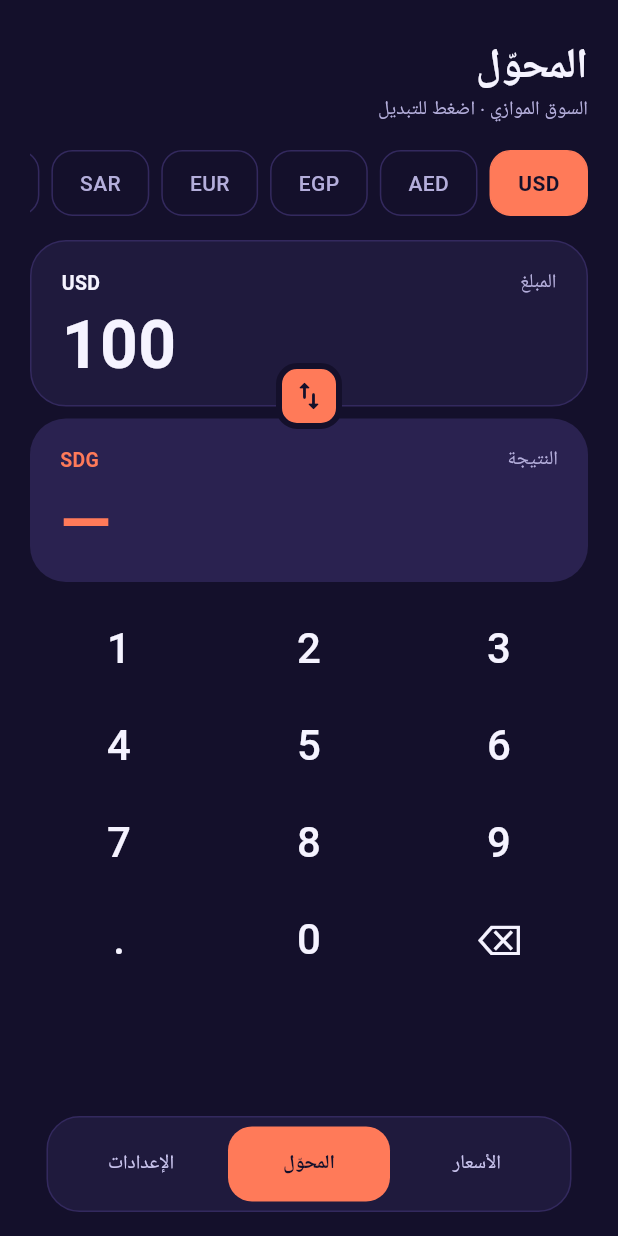
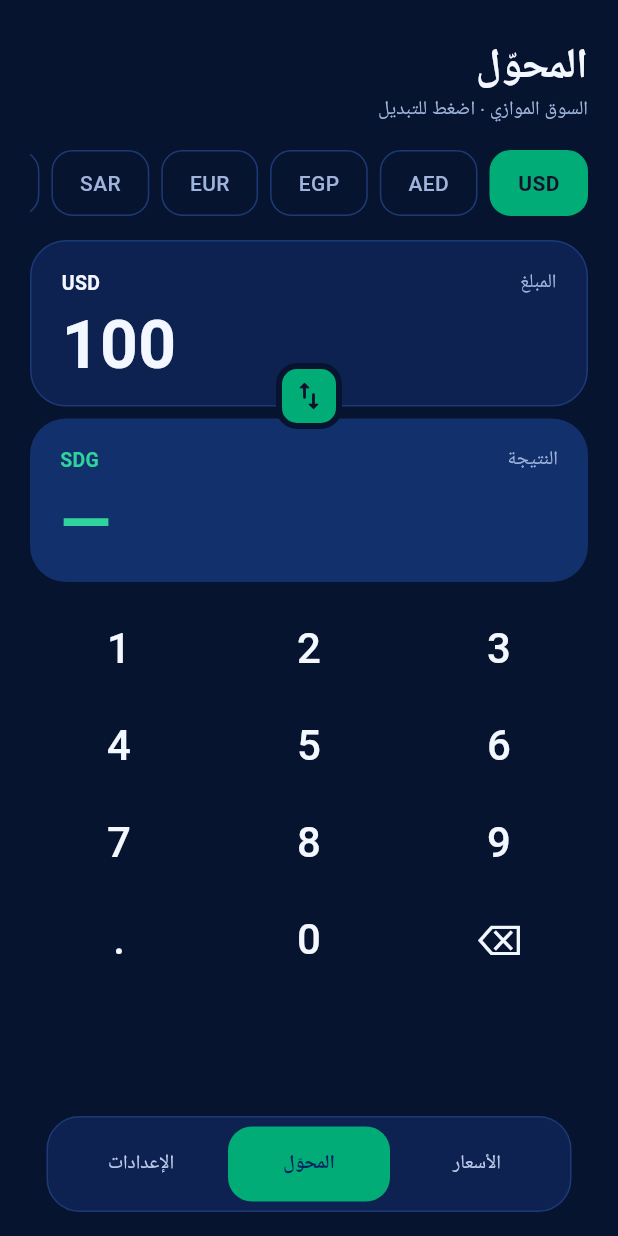
Before and after one commit to mohdnoaman2011-lgtm/Exchange-Rates, a Flutter app: the screen it shows after launch, item 2 of the bottom bar chosen, on a phone screen of 412 x 824 dp. Run offline on Flutter 3.47's test engine with Material 3 defaults, Android fonts, the light colour scheme and no system bars; our stand-ins replace flutter_local_notifications, google_fonts, shared_preferences; missing offline and left inert: workmanager; network calls fail.

Commit message:
Update theme.dart

```diff
--- a/lib/theme.dart
+++ b/lib/theme.dart
@@ -1,6 +1,8 @@
 import 'package:flutter/material.dart';
 import 'package:google_fonts/google_fonts.dart';
 
+/// ألوان الهوية مأخوذة من الشعار:
+/// كحلي #002463 · أخضر #02AC77 · ذهبي #FEC923 · برتقالي #FE8003 · فضي #99B2DB
 class Pal {
   final Color bg, card, border, ink, muted, tile, tileText, divider, navBg, navInactive, navInk;
   const Pal({
@@ -9,20 +11,23 @@ class Pal {
     required this.navBg, required this.navInactive, required this.navInk,
   });
 
-  static const coral = Color(0xFFFF7A59);
+  static const navy = Color(0xFF002463);
+  static const accent = Color(0xFF02AC77); // أخضر الشعار (اللون الأساسي)
+  static const gold = Color(0xFFFEC923); // ذهبي العملة (لون ثانوي)
+  static const coral = accent; // الاسم القديم، يشير الآن إلى أخضر الشعار
 
   static const dark = Pal(
-    bg: Color(0xFF14102B), card: Color(0xFF1F1A3D), border: Color(0xFF33295E),
-    ink: Color(0xFFF5F3FF), muted: Color(0xFFB4AEDB), tile: Color(0xFF2A2250),
-    tileText: Color(0xFFFF7A59), divider: Color(0xFF2C2452), navBg: Color(0xFF1F1A3D),
-    navInactive: Color(0xFFC9C4EE), navInk: Color(0xFF14102B),
+    bg: Color(0xFF07142F), card: Color(0xFF0E2252), border: Color(0xFF1C3A78),
+    ink: Color(0xFFF3F7FF), muted: Color(0xFF9FB4DC), tile: Color(0xFF12306B),
+    tileText: Color(0xFF2FD39B), divider: Color(0xFF173263), navBg: Color(0xFF0E2252),
+    navInactive: Color(0xFFBCCBEA), navInk: navy,
   );
 
   static const light = Pal(
-    bg: Color(0xFFF6F3FF), card: Colors.white, border: Color(0xFFE3DDF7),
-    ink: Color(0xFF1B1438), muted: Color(0xFF5E5780), tile: Color(0xFFF1ECFF),
-    tileText: Color(0xFFC23B16), divider: Color(0xFFEEE9FB), navBg: Color(0xFF1B1438),
-    navInactive: Color(0xFFD8D2F2), navInk: Color(0xFF1B1438),
+    bg: Color(0xFFF1F5FC), card: Colors.white, border: Color(0xFFD5E0F3),
+    ink: navy, muted: Color(0xFF4D6089), tile: Color(0xFFE7F0FF),
+    tileText: Color(0xFF007A55), divider: Color(0xFFE3EAF7), navBg: navy,
+    navInactive: Color(0xFFC5D3EF), navInk: navy,
   );
 
   static Pal of(BuildContext c) =>
@@ -34,7 +39,7 @@ ThemeData buildTheme(Brightness b) {
   final base = ThemeData(brightness: b, useMaterial3: true);
   return base.copyWith(
     scaffoldBackgroundColor: p.bg,
-    colorScheme: ColorScheme.fromSeed(seedColor: Pal.coral, brightness: b),
+    colorScheme: ColorScheme.fromSeed(seedColor: Pal.accent, brightness: b),
     textTheme: GoogleFonts.ibmPlexSansArabicTextTheme(base.textTheme)
         .apply(bodyColor: p.ink, displayColor: p.ink),
   );
```
